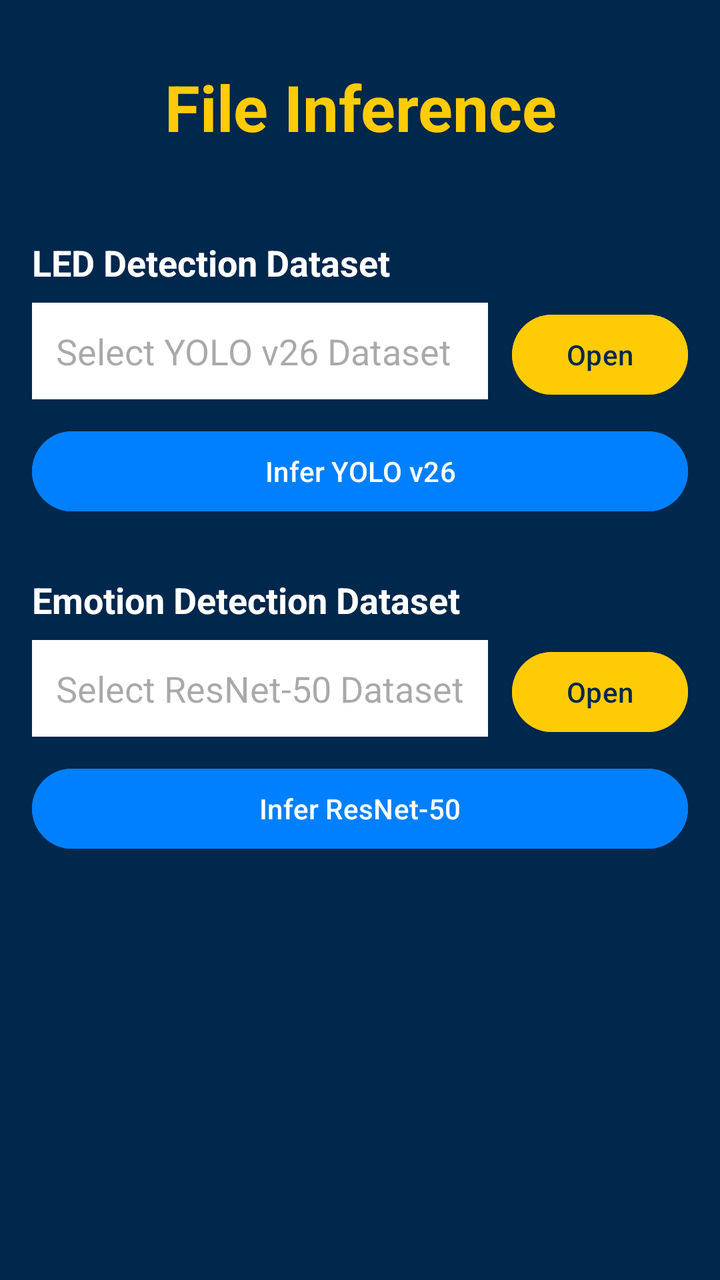
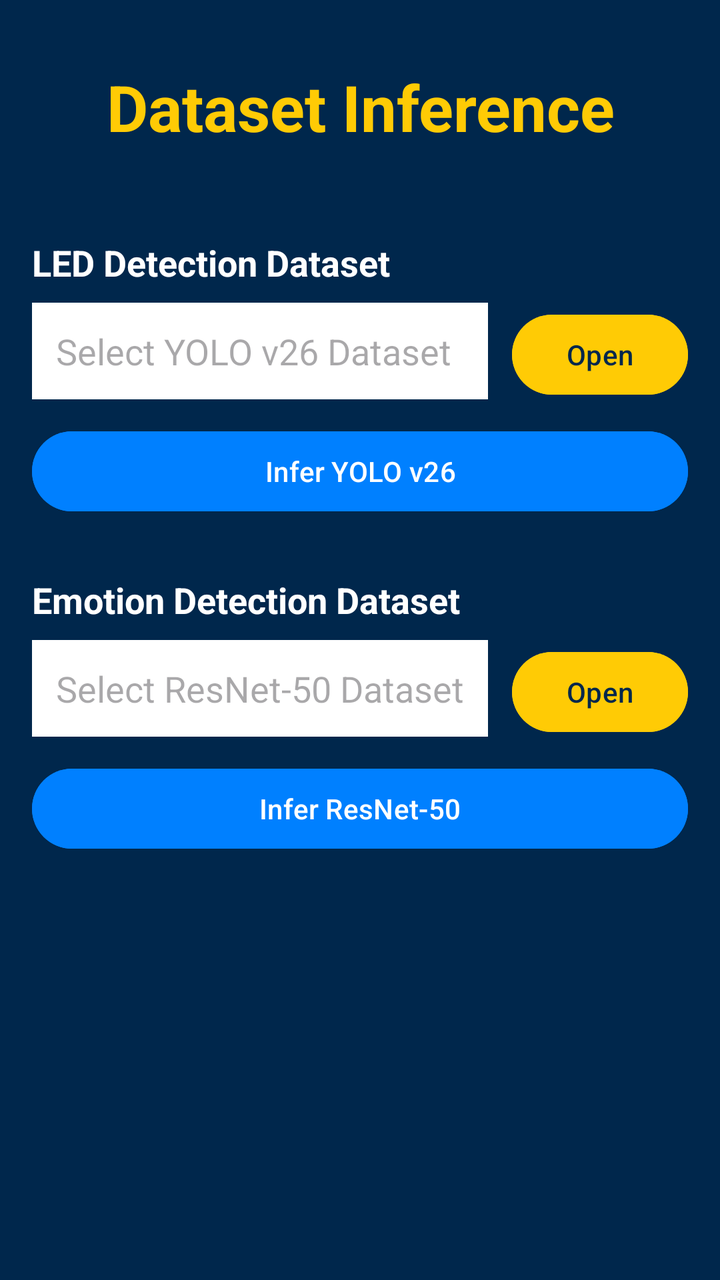

Before-and-after screenshots of an Android layout around one commit, followed by the original layout XML and the change that was made.
<!-- AndroidManifest.xml: application theme Theme.Xemotion -->
<!-- res/layout/activity_local_inference.xml -->
<?xml version="1.0" encoding="utf-8"?>
<ScrollView xmlns:android="http://schemas.android.com/apk/res/android"
    android:layout_width="match_parent"
    android:layout_height="match_parent"
    android:background="@color/darkBlue">

    <LinearLayout
        android:layout_width="match_parent"
        android:layout_height="wrap_content"
        android:orientation="vertical"
        android:padding="16dp">

        
        <include
            android:id="@+id/inference_fixed_header"
            layout="@layout/inference_header" />

        
        <TextView
            android:layout_width="match_parent"
            android:layout_height="wrap_content"
            android:layout_marginTop="28dp"
            android:text="LED Detection Dataset"
            android:textColor="@android:color/white"
            android:textSize="18sp"
            android:textStyle="bold" />

        <LinearLayout
            android:layout_width="match_parent"
            android:layout_height="wrap_content"
            android:layout_marginTop="8dp"
            android:orientation="horizontal">

            <EditText
                android:id="@+id/yoloDatasetPathEditText"
                android:layout_width="0dp"
                android:layout_height="wrap_content"
                android:layout_weight="1"
                android:hint="Select YOLO v26 Dataset"
                android:focusable="false"
                android:background="@android:color/white"
                android:padding="12dp"
                android:textColor="@android:color/black" />

            <Button
                android:id="@+id/selectYoloDatasetButton"
                android:layout_width="wrap_content"
                android:layout_height="wrap_content"
                android:layout_marginStart="12dp"
                android:text="Open"
                android:backgroundTint="@color/yellow"
                android:textColor="@color/darkBlue" />
        </LinearLayout>

        <Button
            android:id="@+id/inferYoloButton"
            android:layout_width="match_parent"
            android:layout_height="wrap_content"
            android:layout_marginTop="12dp"
            android:text="Infer YOLO v26"
            android:backgroundTint="@color/blue"
            android:textColor="@android:color/white" />

        
        <TextView
            android:layout_width="match_parent"
            android:layout_height="wrap_content"
            android:layout_marginTop="28dp"
            android:text="Emotion Detection Dataset"
            android:textColor="@android:color/white"
            android:textSize="18sp"
            android:textStyle="bold" />

        <LinearLayout
            android:layout_width="match_parent"
            android:layout_height="wrap_content"
            android:layout_marginTop="8dp"
            android:orientation="horizontal">

            <EditText
                android:id="@+id/resnetDatasetPathEditText"
                android:layout_width="0dp"
                android:layout_height="wrap_content"
                android:layout_weight="1"
                android:hint="Select ResNet-50 Dataset"
                android:focusable="false"
                android:background="@android:color/white"
                android:padding="12dp"
                android:textColor="@android:color/black" />

            <Button
                android:id="@+id/selectResnetDatasetButton"
                android:layout_width="wrap_content"
                android:layout_height="wrap_content"
                android:layout_marginStart="12dp"
                android:text="Open"
                android:backgroundTint="@color/yellow"
                android:textColor="@color/darkBlue" />
        </LinearLayout>

        <Button
            android:id="@+id/inferResnetButton"
            android:layout_width="match_parent"
            android:layout_height="wrap_content"
            android:layout_marginTop="12dp"
            android:layout_marginBottom="24dp"
            android:text="Infer ResNet-50"
            android:backgroundTint="@color/blue"
            android:textColor="@android:color/white" />

    </LinearLayout>
</ScrollView>
<!-- res/layout/inference_header.xml (included above) -->
<?xml version="1.0" encoding="utf-8"?>
<TextView xmlns:android="http://schemas.android.com/apk/res/android"
    android:layout_width="match_parent"
    android:layout_height="wrap_content"
    android:background="#00274C"
    android:text="File Inference"
    android:textColor="@color/yellow"
    android:textSize="32sp"
    android:textStyle="bold"
    android:padding="16dp"
    android:gravity="center"/>
<!-- resources referenced by this layout -->
<resources>
  <color name="blue">#0080FF</color>
  <color name="darkBlue">#00274C</color>
  <color name="yellow">#FFCB05</color>
  <style name="Theme.Xemotion" parent="Base.Theme.Xemotion" />
  <style name="Base.Theme.Xemotion" parent="Theme.Material3.DayNight.NoActionBar">
          
          <item name="colorPrimary">@color/darkBlue</item>
      </style>
</resources>

<!-- the commit's change to res/layout/activity_local_inference.xml (unified diff, before → after) -->
@@ -1,5 +1,6 @@
 <?xml version="1.0" encoding="utf-8"?>
 <ScrollView xmlns:android="http://schemas.android.com/apk/res/android"
+    android:id="@+id/local_inference_root"
     android:layout_width="match_parent"
     android:layout_height="match_parent"
     android:background="@color/darkBlue">
@@ -116,7 +117,7 @@
     android:layout_width="match_parent"
     android:layout_height="wrap_content"
     android:background="#00274C"
-    android:text="File Inference"
+    android:text="Dataset Inference"
     android:textColor="@color/yellow"
     android:textSize="32sp"
     android:textStyle="bold"
